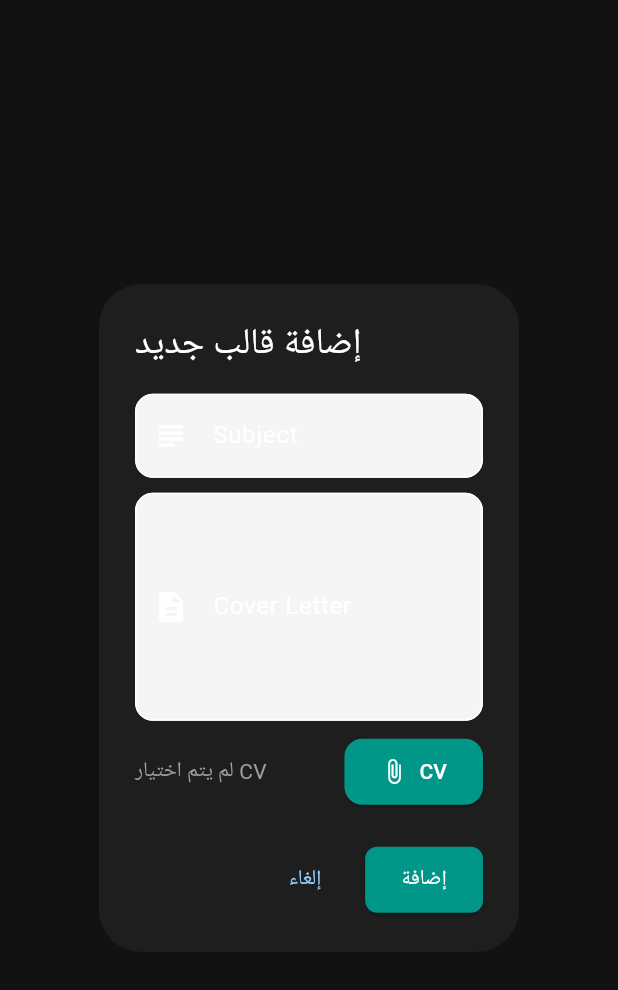
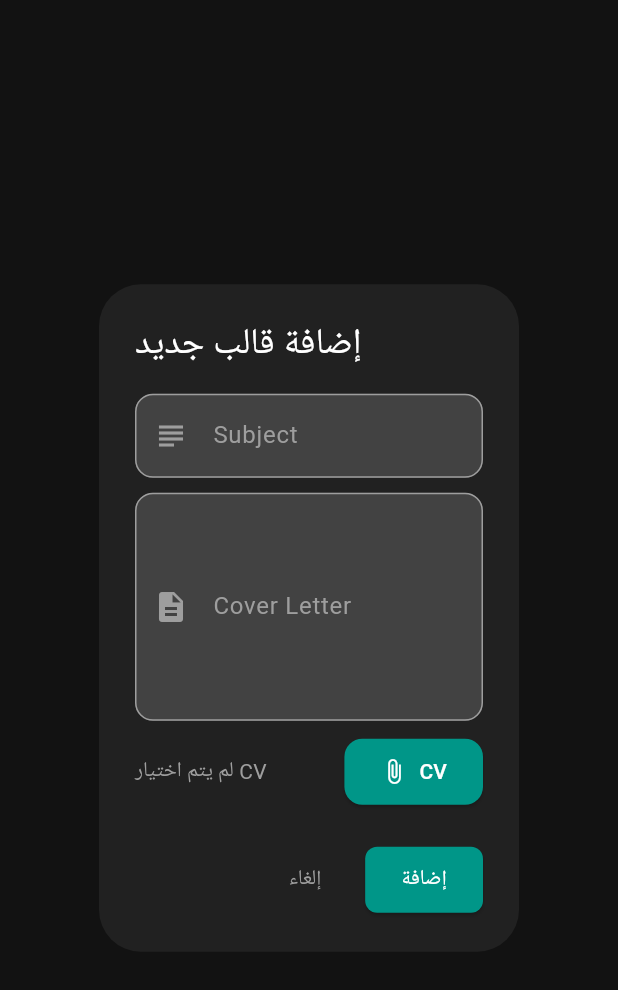
Before and after one commit to AhmedSlman/Mailer, a Flutter app: the TemplateDialogWidget widget shown alone on an empty page, opened directly with empty values, on a phone screen of 412 x 824 dp. Shown: the top 990 px of the screen. Run offline on Flutter 3.47's test engine with Material 3 defaults, Android fonts, the phone set to English and light mode, and no system bars; our stand-ins replace cached_network_image, dio, file_picker, firebase_auth, firebase_core, flutter_bloc and 9 more; missing offline and left inert: excel, googleapis, syncfusion_flutter_pdf; accounts and stored records are empty.

Commit message:
Enhance email input and template dialog UI; update button styles and text colors for better visibility; remove unnecessary HTML elements from email template; improve dark mode support in dialog components.

```diff
--- a/lib/features/email_input/presentation/component/email_input_component.dart
+++ b/lib/features/email_input/presentation/component/email_input_component.dart
@@ -250,7 +250,7 @@ class EmailInputComponent extends StatelessWidget {
                   }
                 },
                 style: ElevatedButton.styleFrom(
-                  backgroundColor: const Color(0xFF03DAC5),
+                  backgroundColor: const Color.fromARGB(255, 9, 160, 145),
                   padding: const EdgeInsets.symmetric(vertical: 16),
                   shape: RoundedRectangleBorder(
                     borderRadius: BorderRadius.circular(8),
@@ -259,9 +259,11 @@ class EmailInputComponent extends StatelessWidget {
                 child: const Text(
                   "إرسال البريد",
                   style: TextStyle(
-                    fontSize: 16,
-                    fontWeight: FontWeight.bold,
-                  ),
+                    fontSize: 20,
+                           color: Colors.white,
+                           fontWeight: FontWeight.bold,
+
+                      ),
                 ),
               ),
             ],
--- a/lib/features/mailer/data/remote/email_sender.dart
+++ b/lib/features/mailer/data/remote/email_sender.dart
@@ -47,9 +47,7 @@ MIME-Version: 1.0
 
 <html>
   <body>
-    <h2>Cover Letter</h2>
     <p>${template.coverLetter}</p>
-    <h2>CV</h2>
     <p>${template.cvPath}</p>
   </body>
 </html>
--- a/lib/features/template_management/presentation/widgets/template_dialog_widget.dart
+++ b/lib/features/template_management/presentation/widgets/template_dialog_widget.dart
@@ -4,8 +4,7 @@ import 'package:file_picker/file_picker.dart';
 
 class TemplateDialogWidget extends StatefulWidget {
   final Template? template;
-  final void Function(String subject, String coverLetter, String cvPath)
-  onSubmit;
+  final void Function(String subject, String coverLetter, String cvPath) onSubmit;
 
   const TemplateDialogWidget({
     super.key,
@@ -37,35 +36,61 @@ class _TemplateDialogWidgetState extends State<TemplateDialogWidget> {
     final isEdit = widget.template != null;
 
     return AlertDialog(
-      title: Text(isEdit ? 'تعديل القالب' : 'إضافة قالب جديد'),
+      backgroundColor: Colors.grey[900], // خلفية الـ Dialog تكون دارك
+      title: Text(
+        isEdit ? 'تعديل القالب' : 'إضافة قالب جديد',
+        style: const TextStyle(color: Colors.white), // لون النص أبيض عشان يبان
+      ),
       content: SingleChildScrollView(
         child: Column(
           mainAxisSize: MainAxisSize.min,
           children: [
             TextField(
               controller: _subjectController,
+              style: const TextStyle(color: Colors.white), // لون النص اللي بيكتبه المستخدم أبيض
               decoration: InputDecoration(
                 labelText: 'Subject',
-                prefixIcon: const Icon(Icons.subject),
+                labelStyle: const TextStyle(color: Colors.grey), // لون الـ Label رمادي فاتح
+                prefixIcon: const Icon(Icons.subject, color: Colors.grey),
                 border: OutlineInputBorder(
                   borderRadius: BorderRadius.circular(12),
+                  borderSide: const BorderSide(color: Colors.grey), // لون الحدود رمادي
+                ),
+                enabledBorder: OutlineInputBorder(
+                  borderRadius: BorderRadius.circular(12),
+                  borderSide: const BorderSide(color: Colors.grey),
+                ),
+                focusedBorder: OutlineInputBorder(
+                  borderRadius: BorderRadius.circular(12),
+                  borderSide: const BorderSide(color: Colors.teal), // لون الحدود لما يكون فيه فوكس
                 ),
                 filled: true,
-                fillColor: Colors.grey[100],
+                fillColor: Colors.grey[800], // خلفية الـ TextField دارك
               ),
             ),
             const SizedBox(height: 10),
             TextField(
               controller: _coverLetterController,
               maxLines: 5,
+              style: const TextStyle(color: Colors.white), // لون النص اللي بيكتبه المستخدم أبيض
               decoration: InputDecoration(
                 labelText: 'Cover Letter',
-                prefixIcon: const Icon(Icons.description),
+                labelStyle: const TextStyle(color: Colors.grey),
+                prefixIcon: const Icon(Icons.description, color: Colors.grey),
                 border: OutlineInputBorder(
                   borderRadius: BorderRadius.circular(12),
+                  borderSide: const BorderSide(color: Colors.grey),
+                ),
+                enabledBorder: OutlineInputBorder(
+                  borderRadius: BorderRadius.circular(12),
+                  borderSide: const BorderSide(color: Colors.grey),
+                ),
+                focusedBorder: OutlineInputBorder(
+                  borderRadius: BorderRadius.circular(12),
+                  borderSide: const BorderSide(color: Colors.teal),
                 ),
                 filled: true,
-                fillColor: Colors.grey[100],
+                fillColor: Colors.grey[800], // خلفية الـ TextField دارك
               ),
             ),
             const SizedBox(height: 10),
@@ -74,7 +99,7 @@ class _TemplateDialogWidgetState extends State<TemplateDialogWidget> {
                 Expanded(
                   child: Text(
                     _cvPath?.split('/').last ?? 'لم يتم اختيار CV',
-                    style: const TextStyle(color: Colors.grey),
+                    style: const TextStyle(color: Colors.grey), // لون النص رمادي عشان يبان
                   ),
                 ),
                 ElevatedButton.icon(
@@ -90,7 +115,7 @@ class _TemplateDialogWidgetState extends State<TemplateDialogWidget> {
                   icon: const Icon(Icons.attach_file),
                   label: const Text('CV'),
                   style: ElevatedButton.styleFrom(
-                    backgroundColor: Colors.teal,
+                    backgroundColor: Colors.teal, // لون الزر ثابت
                     foregroundColor: Colors.white,
                     shape: RoundedRectangleBorder(
                       borderRadius: BorderRadius.circular(12),
@@ -105,7 +130,10 @@ class _TemplateDialogWidgetState extends State<TemplateDialogWidget> {
       actions: [
         TextButton(
           onPressed: () => Navigator.pop(context),
-          child: const Text('إلغاء'),
+          child: const Text(
+            'إلغاء',
+            style: TextStyle(color: Colors.grey), // لون زر الإلغاء رمادي
+          ),
         ),
         ElevatedButton(
           onPressed: () {
@@ -125,4 +153,11 @@ class _TemplateDialogWidgetState extends State<TemplateDialogWidget> {
       ],
     );
   }
+
+  @override
+  void dispose() {
+    _subjectController.dispose();
+    _coverLetterController.dispose();
+    super.dispose();
+  }
 }
```
